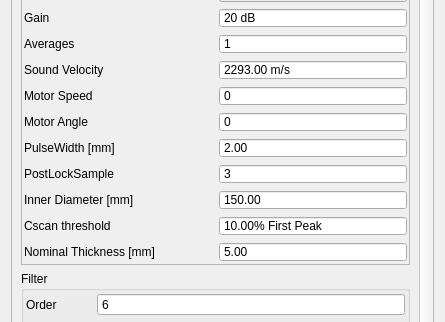
Old version of the form tsettings.ui in the repository SDJoeKing/Tubers_GUI; both pictures show x 0 to 445 and y 222 to 544 of the 445 by 899 pixel window.
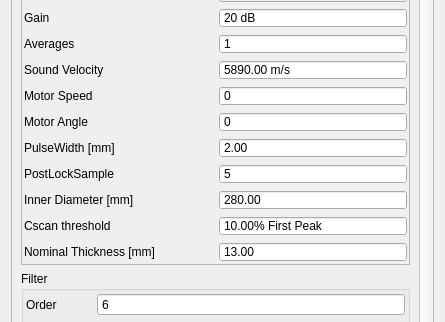
New version of the form.

Commit message: Cscan update rate limited to 30 Hz

Patch:
```diff
--- a/tsettings.ui
+++ b/tsettings.ui
@@ -375,7 +375,7 @@
              <double>9999.989999999999782</double>
             </property>
             <property name="value">
-             <double>2293.000000000000000</double>
+             <double>5890.000000000000000</double>
             </property>
            </widget>
           </item>
@@ -516,7 +516,7 @@
              <enum>QAbstractSpinBox::ButtonSymbols::NoButtons</enum>
             </property>
             <property name="value">
-             <double>5.000000000000000</double>
+             <double>13.000000000000000</double>
             </property>
            </widget>
           </item>
@@ -573,7 +573,7 @@
              <double>9999.000000000000000</double>
             </property>
             <property name="value">
-             <double>150.000000000000000</double>
+             <double>280.000000000000000</double>
             </property>
            </widget>
           </item>
@@ -676,7 +676,7 @@
              <enum>QAbstractSpinBox::ButtonSymbols::NoButtons</enum>
             </property>
             <property name="value">
-             <number>3</number>
+             <number>5</number>
             </property>
            </widget>
           </item>
```
The commit also changes 2 other files.
